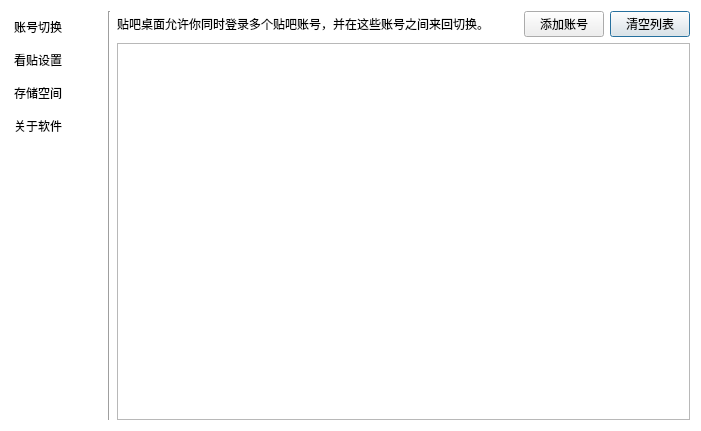
clb-128258/TiebaDesktop, file resf/settings.ui: the form before one commit.
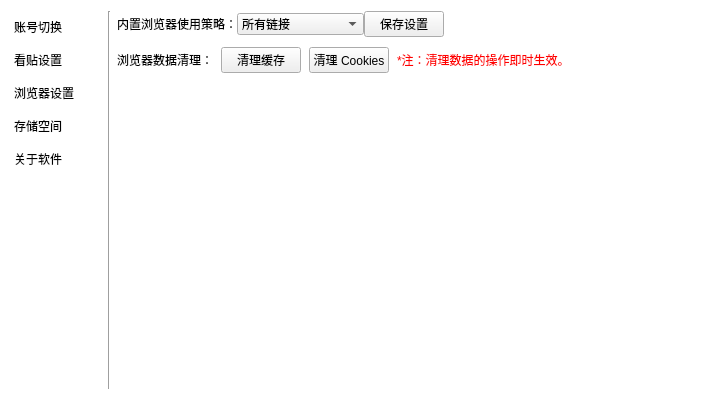
The form after the commit. The open tabs and pages were chosen to show the change.

Commit message: 添加内置浏览器功能

Patch:
```diff
--- a/resf/settings.ui
+++ b/resf/settings.ui
@@ -6,8 +6,8 @@
    <rect>
     <x>0</x>
     <y>0</y>
-    <width>701</width>
-    <height>431</height>
+    <width>722</width>
+    <height>400</height>
    </rect>
   </property>
   <property name="windowTitle">
@@ -53,6 +53,11 @@
        <string>看贴设置</string>
       </property>
      </item>
+     <item>
+      <property name="text">
+       <string>浏览器设置</string>
+      </property>
+     </item>
      <item>
       <property name="text">
        <string>存储空间</string>
@@ -352,6 +357,152 @@
        </item>
       </layout>
      </widget>
+     <widget class="QWidget" name="page_5">
+      <layout class="QGridLayout" name="gridLayout_10">
+       <property name="leftMargin">
+        <number>0</number>
+       </property>
+       <property name="topMargin">
+        <number>0</number>
+       </property>
+       <property name="rightMargin">
+        <number>0</number>
+       </property>
+       <property name="bottomMargin">
+        <number>0</number>
+       </property>
+       <item row="0" column="0">
+        <layout class="QGridLayout" name="gridLayout_9">
+         <property name="verticalSpacing">
+          <number>10</number>
+         </property>
+         <item row="1" column="0" colspan="2">
+          <layout class="QHBoxLayout" name="horizontalLayout_8" stretch="0,0,0,0,0">
+           <property name="spacing">
+            <number>8</number>
+           </property>
+           <item>
+            <widget class="QLabel" name="label_19">
+             <property name="toolTip">
+              <string/>
+             </property>
+             <property name="text">
+              <string>浏览器数据清理：</string>
+             </property>
+            </widget>
+           </item>
+           <item>
+            <widget class="QPushButton" name="pushButton_7">
+             <property name="text">
+              <string>清理缓存</string>
+             </property>
+            </widget>
+           </item>
+           <item>
+            <widget class="QPushButton" name="pushButton_9">
+             <property name="text">
+              <string>清理 Cookies</string>
+             </property>
+            </widget>
+           </item>
+           <item>
+            <widget class="QLabel" name="label_17">
+             <property name="styleSheet">
+              <string notr="true">QLabel{color: rgb(255, 0, 0);}</string>
+             </property>
+             <property name="text">
+              <string>*注：清理数据的操作即时生效。</string>
+             </property>
+             <property name="wordWrap">
+              <bool>false</bool>
+             </property>
+            </widget>
+           </item>
+           <item>
+            <spacer name="horizontalSpacer_10">
+             <property name="orientation">
+              <enum>Qt::Horizontal</enum>
+             </property>
+             <property name="sizeHint" stdset="0">
+              <size>
+               <width>40</width>
+               <height>20</height>
+              </size>
+             </property>
+            </spacer>
+           </item>
+          </layout>
+         </item>
+         <item row="0" column="0" colspan="2">
+          <layout class="QHBoxLayout" name="horizontalLayout_7" stretch="0,0,0,0">
+           <item>
+            <widget class="QLabel" name="label_18">
+             <property name="toolTip">
+              <string>&lt;html&gt;&lt;head/&gt;&lt;body&gt;&lt;p&gt;选择在内置浏览器内打开什么链接。&lt;/p&gt;&lt;/body&gt;&lt;/html&gt;</string>
+             </property>
+             <property name="text">
+              <string>内置浏览器使用策略：</string>
+             </property>
+            </widget>
+           </item>
+           <item>
+            <widget class="QComboBox" name="comboBox_3">
+             <item>
+              <property name="text">
+               <string>所有链接</string>
+              </property>
+             </item>
+             <item>
+              <property name="text">
+               <string>仅贴吧链接</string>
+              </property>
+             </item>
+             <item>
+              <property name="text">
+               <string>不使用内置浏览器</string>
+              </property>
+             </item>
+            </widget>
+           </item>
+           <item>
+            <widget class="QPushButton" name="pushButton_6">
+             <property name="text">
+              <string>保存设置</string>
+             </property>
+            </widget>
+           </item>
+           <item>
+            <spacer name="horizontalSpacer_9">
+             <property name="orientation">
+              <enum>Qt::Horizontal</enum>
+             </property>
+             <property name="sizeHint" stdset="0">
+              <size>
+               <width>40</width>
+               <height>20</height>
+              </size>
+             </property>
+            </spacer>
+           </item>
+          </layout>
+         </item>
+        </layout>
+       </item>
+       <item row="1" column="0">
+        <spacer name="verticalSpacer_4">
+         <property name="orientation">
+          <enum>Qt::Vertical</enum>
+         </property>
+         <property name="sizeHint" stdset="0">
+          <size>
+           <width>478</width>
+           <height>309</height>
+          </size>
+         </property>
+        </spacer>
+       </item>
+      </layout>
+     </widget>
      <widget class="QWidget" name="page_2">
       <layout class="QGridLayout" name="gridLayout_3" columnstretch="0,0,0,1">
        <property name="leftMargin">
```
Left out of the diff: 4 changed lines with no effect on the pictures. The commit also changes 16 other files.
